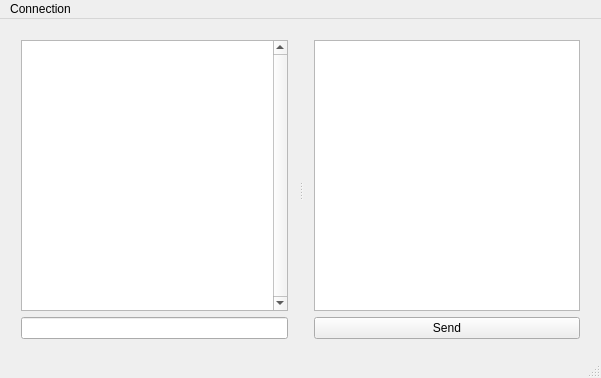
Before: the Qt Designer form Client/client.ui in lukitree/Chat, drawn with Qt 5.
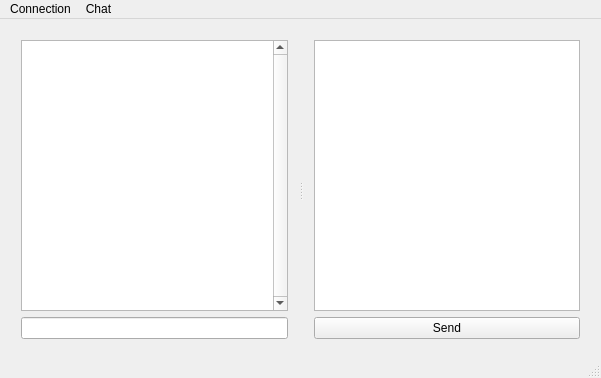
After: the same form once the commit is applied.

Patch:
```diff
--- a/Client/client.ui
+++ b/Client/client.ui
@@ -106,7 +106,14 @@
     <addaction name="actionConnect"/>
     <addaction name="actionDisconnect"/>
    </widget>
+   <widget class="QMenu" name="menuChat">
+    <property name="title">
+     <string>Chat</string>
+    </property>
+    <addaction name="actionClear_Chat"/>
+   </widget>
    <addaction name="menuConnect"/>
+   <addaction name="menuChat"/>
   </widget>
   <widget class="QStatusBar" name="statusBar"/>
   <action name="actionConnect">
```
Left out of the diff: 21 changed lines with no effect on the pictures.
